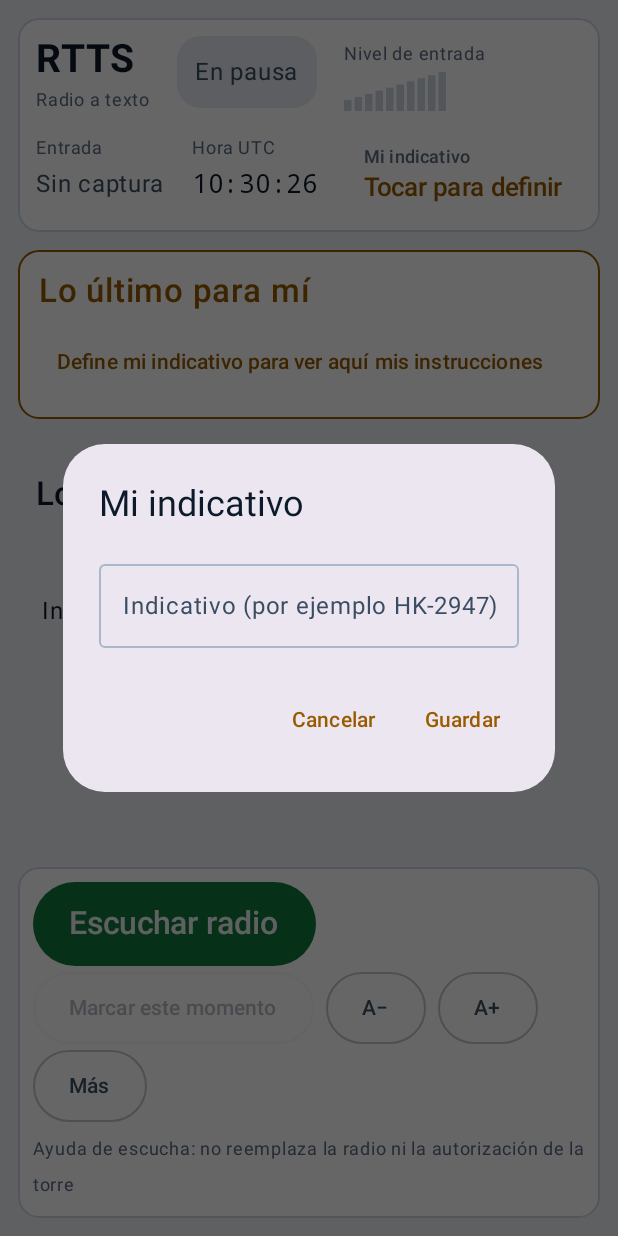
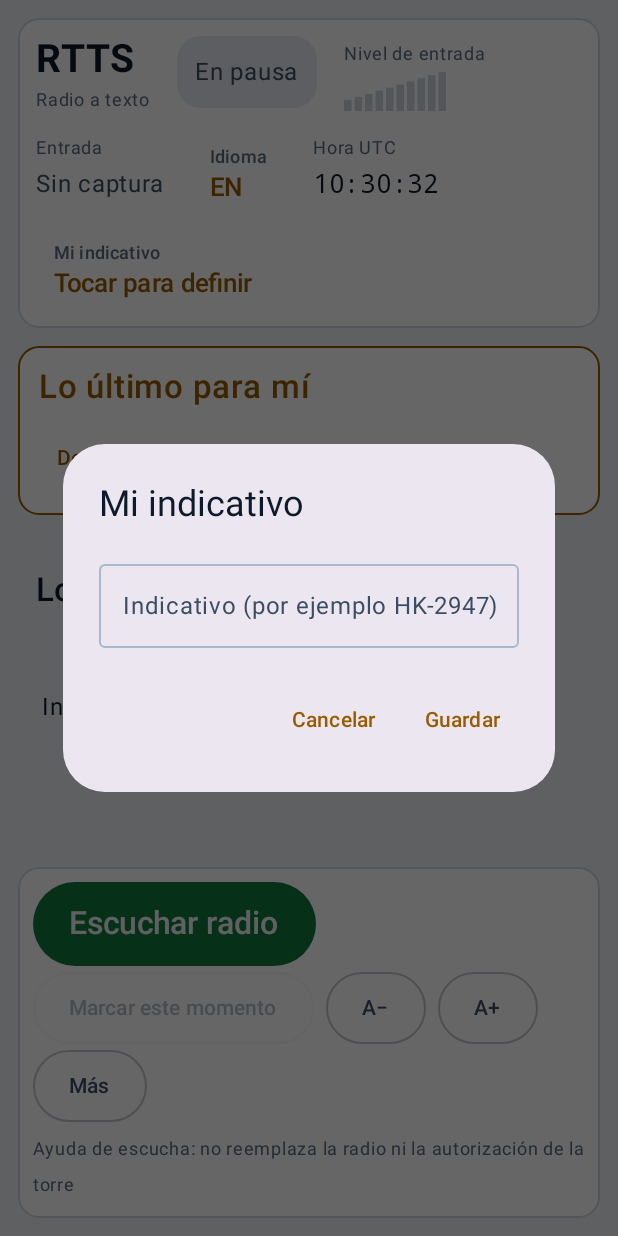
Before and after one commit to Neavy1/RTTS, an Android app built with Jetpack Compose: the LiveTranscriptScreen screen opened through its navigation route, after a tap on "Define mi indicativo para ver aquí mis i", on a phone screen of 412 x 824 dp. Run offline under Robolectric (Android 15) with nearby library versions, the phone set to English and light mode, and no system bars; 2 other taps on this screen came first.

Commit message:
Idioma de la radio elegible con ingles por defecto y miles con coma en el extractor (AT-032)

```diff
--- /dev/null
+++ b/rtts-app/app/src/main/kotlin/com/rtts/app/feature/transcript/RadioLanguagePreference.kt
@@ -0,0 +1,15 @@
+package com.rtts.app.feature.transcript
+
+import android.content.SharedPreferences
+
+internal const val CABIN_PREFERENCES = "rtts_cabin"
+internal const val RADIO_LANGUAGE_KEY = "radio_language"
+
+internal fun SharedPreferences.radioLanguage(): String =
+    getString(RADIO_LANGUAGE_KEY, "en")?.takeIf { it in listOf("en", "es", "") } ?: "en"
+
+internal fun radioLanguageLabel(language: String): String = when (language) {
+    "en" -> "EN"
+    "es" -> "ES"
+    else -> "AUTO"
+}
--- a/rtts-app/app/src/main/kotlin/com/rtts/app/feature/transcript/StatusStrip.kt
+++ b/rtts-app/app/src/main/kotlin/com/rtts/app/feature/transcript/StatusStrip.kt
@@ -23,7 +23,7 @@ import kotlinx.coroutines.delay
 @Composable
 internal fun StatusStrip(running: Boolean, stopping: Boolean, live: Boolean,
     stats: CaptureStats, error: String?, permissionDenied: Boolean,
-    callsign: String, onCallsign: () -> Unit) {
+    callsign: String, onCallsign: () -> Unit, radioLanguage: String, onLanguage: () -> Unit) {
     val c = LocalRttsCabinColors.current
     var now by remember { mutableStateOf(System.currentTimeMillis()) }
     LaunchedEffect(Unit) { while (true) { now = System.currentTimeMillis(); delay(1000) } }
@@ -58,6 +58,12 @@ internal fun StatusStrip(running: Boolean, stopping: Boolean, live: Boolean,
                 Text("Entrada", color = c.muted, fontSize = 12.sp)
                 Text(if (!running) "Sin captura" else if (live) "Audio de radio" else "Archivo / muestras", color = c.text2)
             }
+            TextButton(onClick = onLanguage, modifier = Modifier.sizeIn(minWidth = 48.dp, minHeight = 48.dp)) {
+                Column {
+                    Text("Idioma", color = c.muted, fontSize = 12.sp)
+                    Text(radioLanguageLabel(radioLanguage), color = c.amber, fontSize = 17.sp)
+                }
+            }
             Column {
                 Text("Hora UTC", color = c.muted, fontSize = 12.sp)
                 Text(utcTime(now), fontFamily = FontFamily.Monospace, fontSize = 17.sp)
--- a/rtts-app/app/src/main/kotlin/com/rtts/app/pipeline/TranscriptionForegroundService.kt
+++ b/rtts-app/app/src/main/kotlin/com/rtts/app/pipeline/TranscriptionForegroundService.kt
@@ -22,6 +22,8 @@ import com.rtts.app.audio.UriAudioSource
 import com.rtts.app.audio.WavFileWriter
 import com.rtts.app.data.SessionEntity
 import com.rtts.app.data.TranscriptSegmentEntity
+import com.rtts.app.feature.transcript.CABIN_PREFERENCES
+import com.rtts.app.feature.transcript.radioLanguage
 import kotlinx.coroutines.Dispatchers
 import kotlinx.coroutines.CancellationException
 import kotlinx.coroutines.NonCancellable
@@ -87,6 +89,7 @@ class TranscriptionForegroundService : LifecycleService() {
 
     private fun startCapture(useFileSource: Boolean, pickedFileUri: Uri?) {
         if (_isRunning.value) return
+        val preferredLanguage = getSharedPreferences(CABIN_PREFERENCES, Context.MODE_PRIVATE).radioLanguage()
         startTranscriptionForeground(useMicrophone = !useFileSource && pickedFileUri == null)
         stopRequested = false
         _isStopping.value = false
@@ -107,7 +110,7 @@ class TranscriptionForegroundService : LifecycleService() {
                 val container = (application as RttsApplication).container
                 container.modelManager.ensureModelsExtracted()
 
-                val activeEngine = SherpaOnnxSttEngine(container.modelManager)
+                val activeEngine = SherpaOnnxSttEngine(container.modelManager, preferredLanguage = preferredLanguage)
                 engine = activeEngine
 
                 val userId = container.database.userDao().getFirstUser()?.id ?: 0L
```
Also changed, not shown: rtts-app/app/src/main/kotlin/com/rtts/app/feature/transcript/CabinScreen.kt (+40 -5 lines), rtts-app/app/src/main/kotlin/com/rtts/app/feature/transcript/TransmissionCard.kt (+7 -1 lines), rtts-app/shared/src/androidMain/kotlin/com/rtts/app/asr/SherpaOnnxSttEngine.kt (+17 -6 lines), rtts-app/shared/src/commonMain/kotlin/com/rtts/app/extract/InstructionExtractor.kt (+12 -2 lines), 1 other file.
